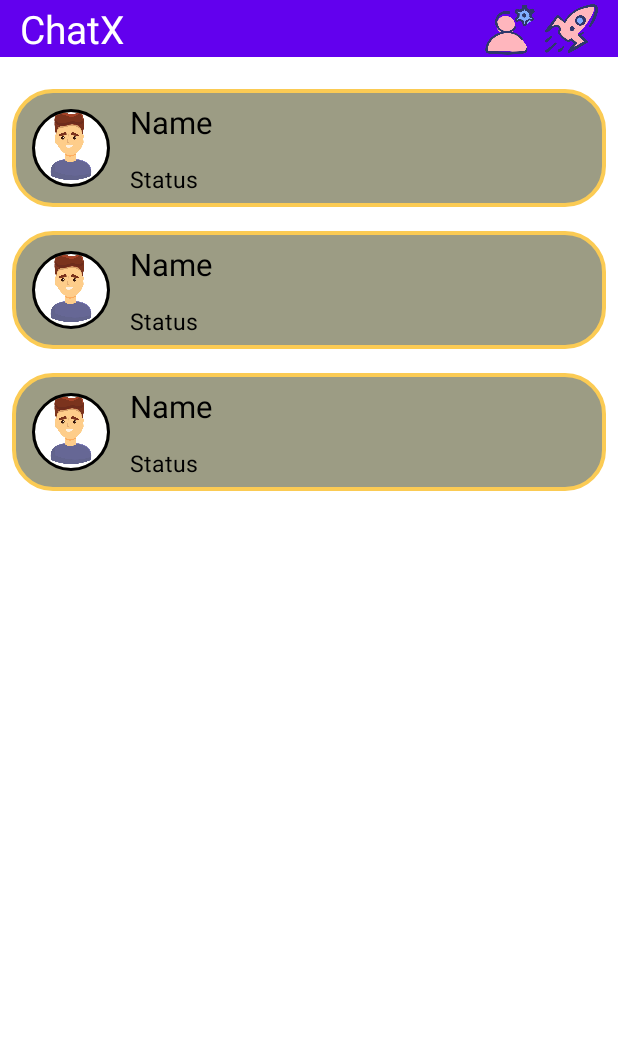
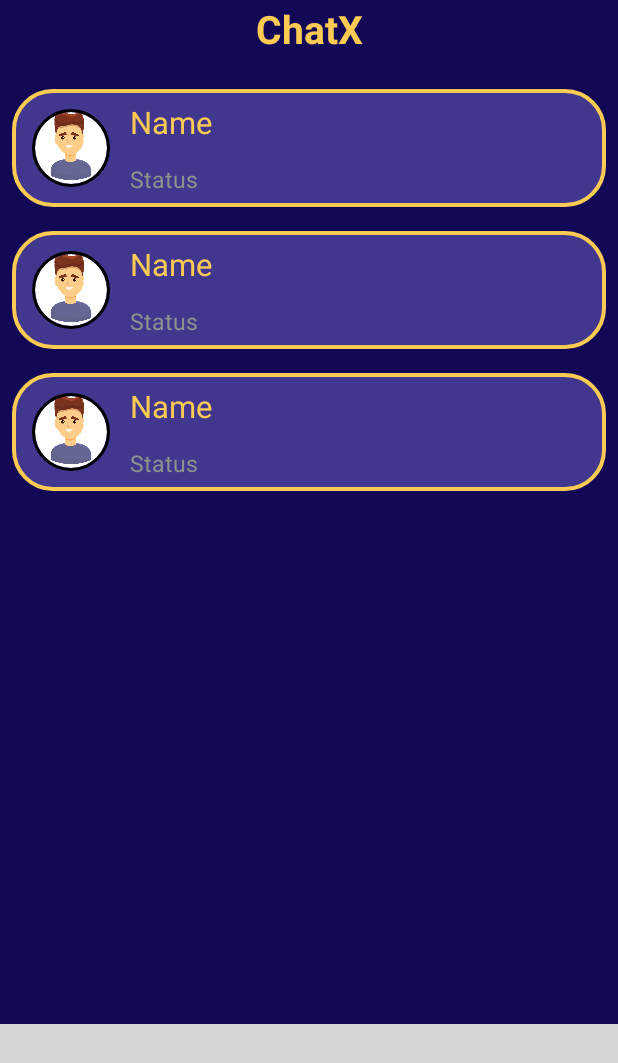
Before and after one commit to aniketghavte/ChatX, an Android app: the layout activity_home.xml on its own in the app's theme, with its tools: preview values and no code run, on a phone screen of 412 x 824 dp. Shown: the top 1063 px of the screen. Run offline under Robolectric (Android 15) with nearby library versions, the light colour scheme and no system bars; grey boxes are pictures that could not be loaded.

Commit message:
Changed layout of home activity_home.xml

```diff
--- a/app/src/main/java/com/projectbyaniket/chatx/Activity/chatActivity.java
+++ b/app/src/main/java/com/projectbyaniket/chatx/Activity/chatActivity.java
@@ -162,6 +162,7 @@ public class chatActivity extends AppCompatActivity {
                                 });
                     }
                 });
+                massagesAdapter.notifyDataSetChanged();
             }
         });
 
--- a/app/src/main/res/drawable/shapeitem.xml
+++ b/app/src/main/res/drawable/shapeitem.xml
@@ -2,6 +2,6 @@
 <shape xmlns:android="http://schemas.android.com/apk/res/android">
 
     <stroke android:width="@dimen/_2sdp" android:color="@color/saffron"/>
-    <solid android:color="@color/lemongrass"/>
+    <solid android:color="@color/shade2"/>
     <corners android:radius="@dimen/_20sdp"/>
 </shape>
--- a/app/src/main/res/layout/activity_home.xml
+++ b/app/src/main/res/layout/activity_home.xml
@@ -1,10 +1,10 @@
 <?xml version="1.0" encoding="utf-8"?>
-<LinearLayout xmlns:android="http://schemas.android.com/apk/res/android"
+<RelativeLayout xmlns:android="http://schemas.android.com/apk/res/android"
     xmlns:app="http://schemas.android.com/apk/res-auto"
     xmlns:tools="http://schemas.android.com/tools"
     android:layout_width="match_parent"
     android:layout_height="match_parent"
-    android:background="@color/white"
+    android:background="@color/LogoBg"
     android:orientation="vertical"
     tools:context=".Activity.HomeActivity">
 
@@ -12,36 +12,18 @@
         android:id="@+id/idToolBar"
         android:layout_width="match_parent"
         android:layout_height="@dimen/_29sdp"
-        android:background="@color/purple_500"
-        android:gravity="right">
+        android:background="@color/LogoBg"
+        android:gravity="center_vertical">
 
         <TextView
             android:layout_width="match_parent"
             android:layout_height="wrap_content"
             android:layout_gravity="center"
-            android:layout_marginStart="@dimen/_10sdp"
-            android:layout_marginLeft="@dimen/_10sdp"
-            android:layout_weight="1"
+            android:gravity="center"
+            android:textStyle="bold"
             android:text="@string/app_name"
-            android:textColor="@color/white"
+            android:textColor="@color/saffron"
             android:textSize="@dimen/_20sdp" />
-
-
-        <ImageView
-            android:id="@+id/idSettingBtn"
-            android:layout_width="40dp"
-            android:layout_height="@dimen/_30sdp"
-            android:paddingRight="@dimen/_5sdp"
-
-            android:src="@drawable/gear" />
-
-        <ImageView
-            android:id="@+id/idImgLogout"
-            android:layout_width="35dp"
-            android:layout_height="@dimen/_25sdp"
-            android:layout_gravity="center"
-            android:layout_marginRight="@dimen/_10sdp"
-            android:background="@drawable/startup" />
 
     </LinearLayout>
 
@@ -49,9 +31,39 @@
     <androidx.recyclerview.widget.RecyclerView
         android:id="@+id/idUserRecyclerView"
         android:layout_width="match_parent"
-        android:layout_height="match_parent"
+        android:layout_height="631dp"
+        android:layout_below="@+id/idToolBar"
+
+
         android:layout_marginTop="@dimen/_10sdp"
         tools:listitem="@layout/itemuserrow" />
 
+    <LinearLayout
+        android:id="@+id/idLower"
+        android:layout_width="match_parent"
+        android:layout_height="50dp"
+        android:layout_below="@+id/idUserRecyclerView"
+        android:layout_alignParentBottom="true"
+        android:layout_marginTop="0dp"
+        android:background="@drawable/lower"
+        android:foregroundGravity="bottom"
+        android:gravity="center">
 
-</LinearLayout>
+        <ImageView
+            android:id="@+id/idImgLogout"
+            android:layout_width="wrap_content"
+            android:layout_height="@dimen/_30sdp"
+            android:layout_weight="1"
+            android:src="@drawable/startup" />
+
+        <ImageView
+            android:id="@+id/idSettingBtn"
+            android:layout_width="wrap_content"
+            android:layout_height="@dimen/_30sdp"
+            android:layout_weight="1"
+            android:src="@drawable/gear" />
+
+    </LinearLayout>
+
+
+</RelativeLayout>
--- a/app/src/main/res/layout/activity_profile.xml
+++ b/app/src/main/res/layout/activity_profile.xml
@@ -30,25 +30,27 @@
         app:civ_border_color="#FF000000"/>
 
     <EditText
+        android:id="@+id/idSettingName"
         android:layout_width="match_parent"
         android:layout_height="wrap_content"
-        android:id="@+id/idSettingName"
+        android:layout_marginTop="@dimen/_20sdp"
+        android:background="@null"
         android:gravity="center"
-        android:layout_marginTop="@dimen/_20sdp"
+        android:minHeight="48dp"
         android:text="name"
-        android:background="@null"
         android:textSize="@dimen/_16sdp"
-        android:textStyle="bold"/>
+        android:textStyle="bold" />
 
     <EditText
         android:id="@+id/idSettingStatus"
         android:layout_width="match_parent"
         android:layout_height="wrap_content"
+        android:layout_marginTop="@dimen/_16sdp"
+        android:background="@null"
         android:gravity="center"
-        android:layout_marginTop="@dimen/_16sdp"
+        android:minHeight="48dp"
+        android:text="Hello There"
         android:textSize="@dimen/_12sdp"
-        android:textStyle="normal"
-        android:background="@null"
-        android:text="Hello There"/>
+        android:textStyle="normal" />
 
 </LinearLayout>
--- a/app/src/main/res/layout/itemuserrow.xml
+++ b/app/src/main/res/layout/itemuserrow.xml
@@ -29,7 +29,7 @@
                 android:id="@+id/UserName"
                 android:layout_width="match_parent"
                 android:layout_height="wrap_content"
-                android:textColor="@color/black"
+                android:textColor="@color/saffron"
                 android:textSize="@dimen/_16sdp"
                 android:text="Name"/>
 
@@ -37,7 +37,7 @@
                 android:id="@+id/UserStatus"
                 android:layout_width="match_parent"
                 android:layout_height="wrap_content"
-                android:textColor="@color/black"
+                android:textColor="@color/stack"
                 android:textSize="@dimen/_12sdp"
                 android:layout_marginTop="@dimen/_10sdp"
                 android:text="Status"/>
```
